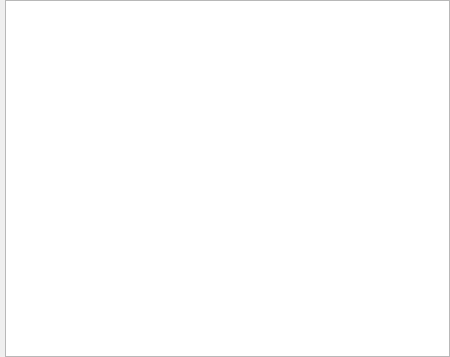
Anjok07/ultimatevocalremovergui, file ui_files/infowindow.ui: the form before one commit.
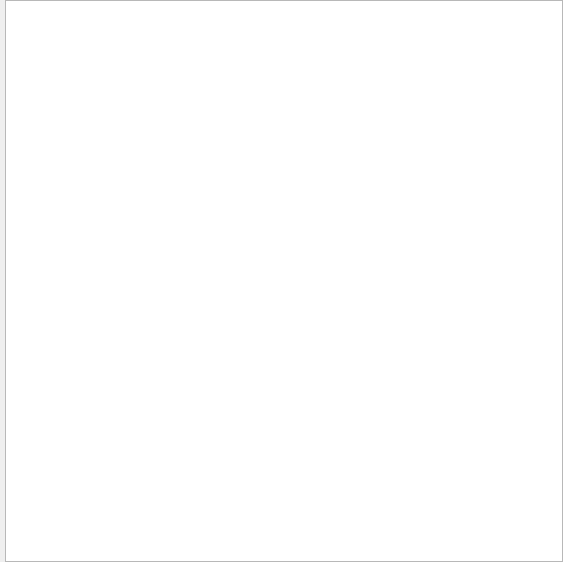
The form after the commit.

```diff
--- a/ui_files/infowindow.ui
+++ b/ui_files/infowindow.ui
@@ -6,8 +6,8 @@
    <rect>
     <x>0</x>
     <y>0</y>
-    <width>450</width>
-    <height>357</height>
+    <width>563</width>
+    <height>562</height>
    </rect>
   </property>
   <property name="windowTitle">
```
Left out of the diff: 2 changed lines with no effect on the pictures.
